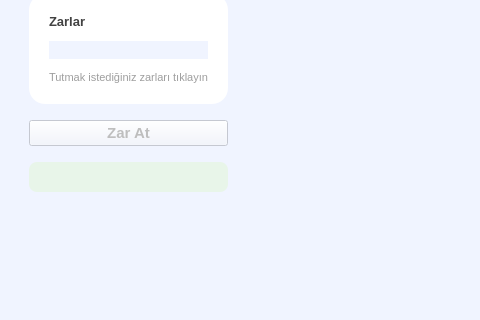
The window that client/ui/screens/ui_files/game_screen.ui (dilarakuloglu/yahtzee-game) describes before a commit, drawn with Qt 5; both pictures show x 0 to 480 and y 124 to 444 of the 1000 by 750 pixel window.
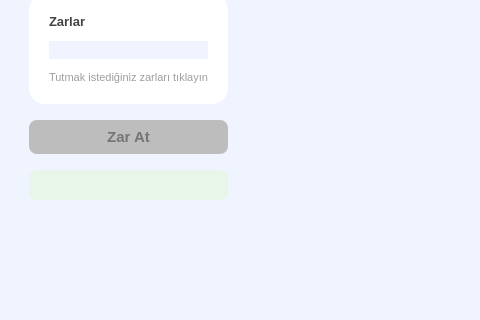
The same window after the commit.

Commit message: style : dice button

```diff
--- a/client/ui/screens/ui_files/game_screen.ui
+++ b/client/ui/screens/ui_files/game_screen.ui
@@ -106,7 +106,7 @@
         <property name="minimumHeight"><number>52</number></property>
         <property name="enabled"><bool>false</bool></property>
         <property name="styleSheet">
-         <string>font-size: 15px; font-weight: bold;</string>
+         <string>QPushButton { background-color: #00A651; color: white; border-radius: 8px; font-size: 15px; font-weight: bold; padding: 8px; } QPushButton:hover { background-color: #008C44; } QPushButton:disabled { background-color: #BDBDBD; color: #757575; }</string>
         </property>
         <property name="cursor">
          <cursorShape>PointingHandCursor</cursorShape>
```
